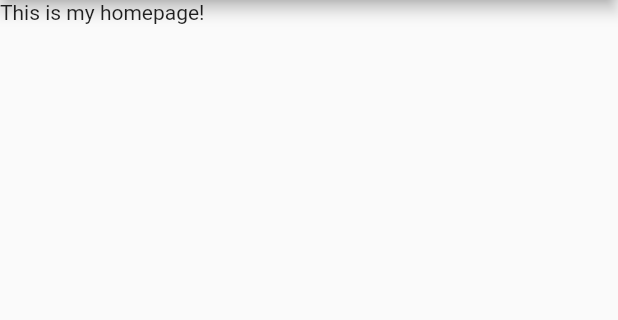
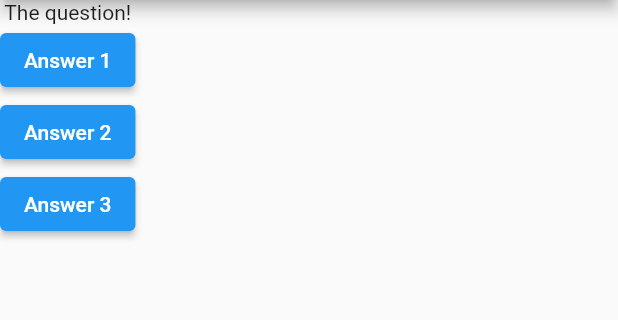
Before and after one commit to kmjaman/flutter-app, a Flutter app: the screen it shows after launch, on a phone screen of 412 x 824 dp, the part 84-404 px from its top. Run offline on Flutter 3.47's test engine with Material 2 defaults, Android fonts, the phone set to English and light mode, and no system bars.

Commit message:
added button

```diff
--- a/lib/main.dart
+++ b/lib/main.dart
@@ -4,14 +4,38 @@ void main() => runApp(MyApp());
 
 
 class MyApp extends StatelessWidget {
+
+  void answerQuestion(){
+    print('Answer Chosen!');
+  }
   @override
   Widget build(BuildContext context) {
+    var questions = [
+      'What\s your favourite color',
+      'What\s your favourite animal',
+    ];
     return MaterialApp(
       home: Scaffold(
         appBar: AppBar(
           title: Text('My First App'),
           ),
-          body: Text('This is my homepage!'),
+          body: Column(
+            children: [
+              Text('The question!'),
+              ElevatedButton(
+                child: Text('Answer 1'),
+                onPressed: answerQuestion,
+              ),
+              ElevatedButton(
+                child: Text('Answer 2'),
+                onPressed: answerQuestion,
+              ),
+              ElevatedButton(
+                child: Text('Answer 3'),
+                onPressed: answerQuestion,
+              ),
+            ],
+          ),
       ),
     );
   }
```
